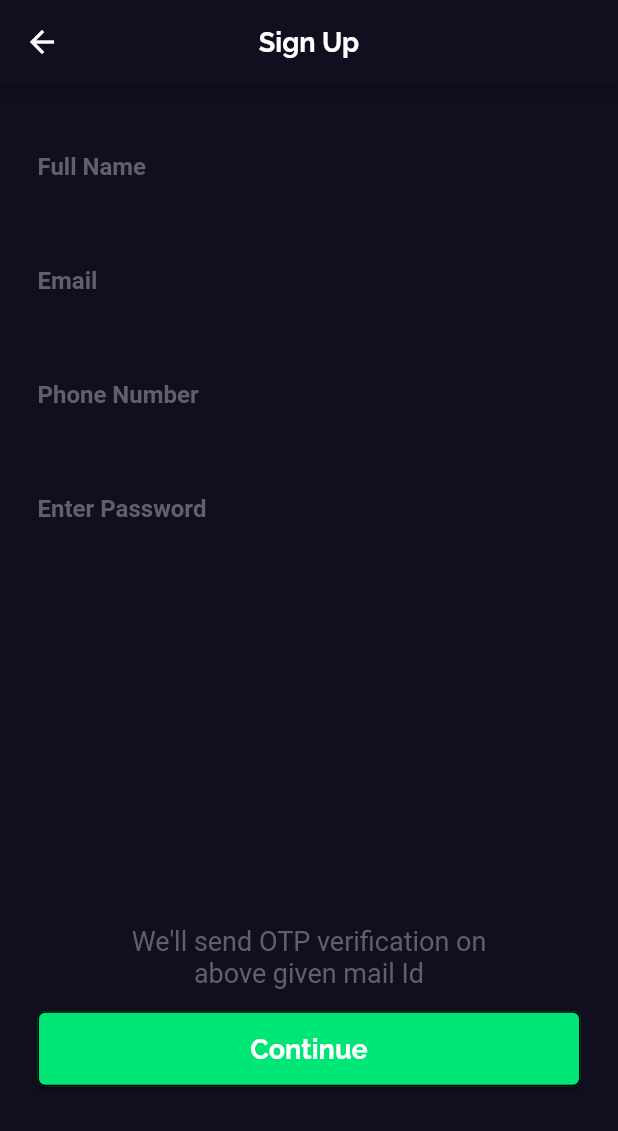
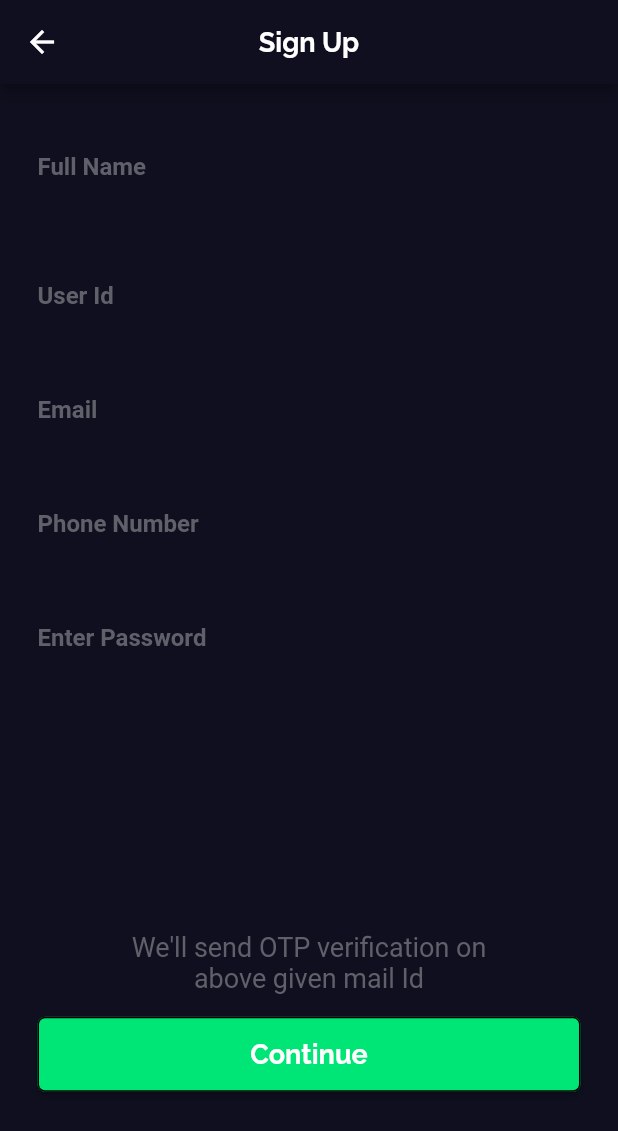
Before and after one commit to nirupamkshitij/vgo, a Flutter app: the SignInData screen opened by its route, on a phone screen of 412 x 824 dp. Shown: the top 1131 px of the screen. Run offline on Flutter 3.47's test engine with Material 2 defaults, Android fonts, the phone set to English and light mode, and no system bars; our stand-ins replace cloud_firestore, firebase_auth, firebase_core, flutter_signin_button, font_awesome_flutter, google_fonts and 2 more; accounts and stored records are empty.

Commit message:
app update

```diff
--- a/lib/screens/signindata.dart
+++ b/lib/screens/signindata.dart
@@ -22,6 +22,7 @@ final _firestore = FirebaseFirestore.instance;
 
 class _SignInDataState extends State<SignInData> {
   final TextEditingController _nameController = TextEditingController();
+  final TextEditingController _idController = TextEditingController();
   final TextEditingController _mailController = TextEditingController();
   final TextEditingController _numberController = TextEditingController();
   final TextEditingController _passController = TextEditingController();
@@ -83,6 +84,35 @@ class _SignInDataState extends State<SignInData> {
                     ),
                     border: InputBorder.none,
                     labelText: 'Full Name',
+                  ),
+                ),
+              ),
+              Padding(
+                padding: EdgeInsets.only(
+                  top: 25,
+                  left: 25,
+                  right: 25,
+                ),
+                child: TextField(
+                  controller: _idController,
+                  onChanged: (value) {
+                    setState(() {
+                      userId = value;
+                    });
+                  },
+                  style: TextStyle(
+                    color: mainBgColor,
+                    fontSize: 18,
+                    fontWeight: FontWeight.w600,
+                  ),
+                  decoration: InputDecoration(
+                    labelStyle: TextStyle(
+                      color: darkFadeTextColor,
+                      fontSize: 16,
+                      fontWeight: FontWeight.w600,
+                    ),
+                    border: InputBorder.none,
+                    labelText: 'User Id',
                   ),
                 ),
               ),
@@ -177,7 +207,7 @@ class _SignInDataState extends State<SignInData> {
               ),
               Padding(
                 padding: EdgeInsets.only(
-                  top: MediaQuery.of(context).size.height * 0.3,
+                  top: MediaQuery.of(context).size.height * 0.2,
                 ),
                 child: Text(
                   """We'll send OTP verification on
@@ -238,8 +268,7 @@ above given mail Id""",
                                   await _firestore
                                       .collection('user')
                                       .doc(userId)
-                                      .collection('userdata')
-                                      .add({
+                                      .set({
                                     'name': userName,
                                     'phone': userNumber,
                                   });
```
